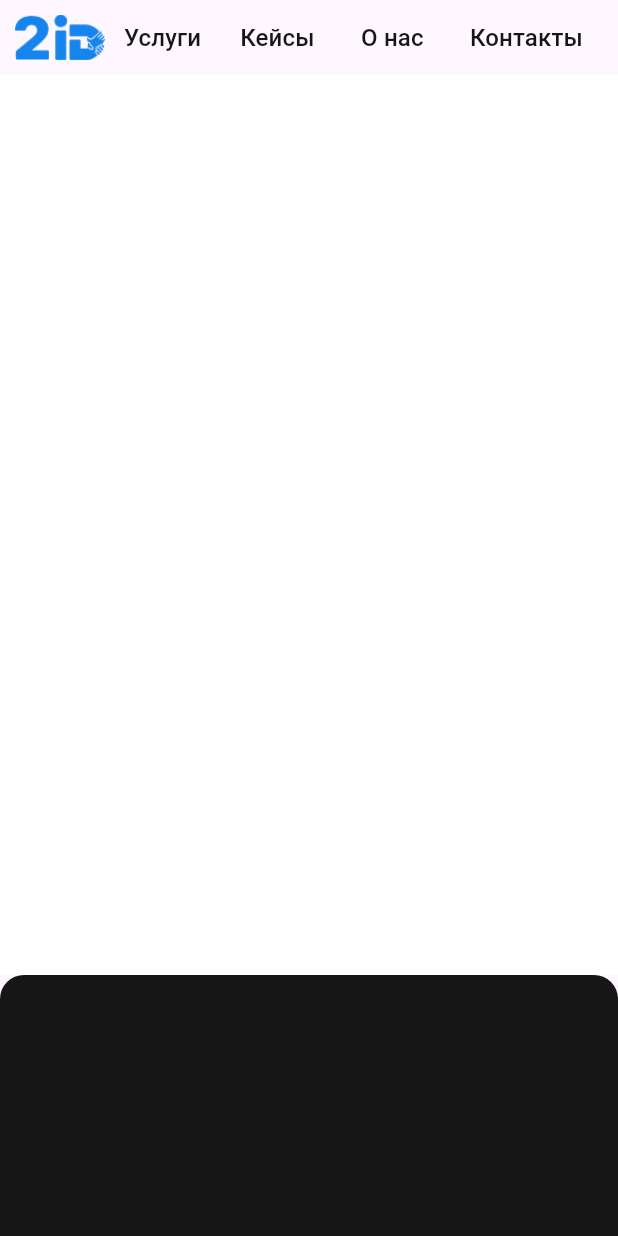
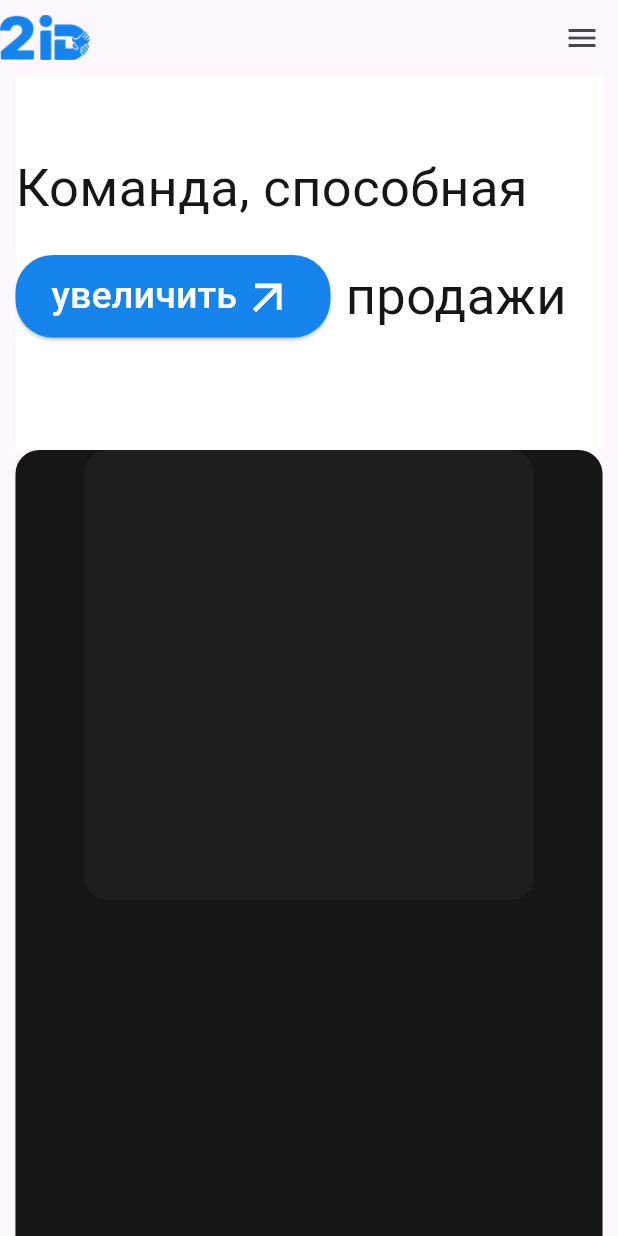
Before and after one commit to Kaynny32/2id, a Flutter app: the screen it shows after launch, on a phone screen of 412 x 824 dp. Run offline on Flutter 3.47's test engine with Material 3 defaults, Android fonts, the light colour scheme and no system bars.

Commit message:
add side menu

```diff
--- a/two_id/lib/pages/main_page.dart
+++ b/two_id/lib/pages/main_page.dart
@@ -1,5 +1,8 @@
 import 'package:flutter/material.dart';
-import 'package:two_id/widgets/text_button.dart';
+import 'package:two_id/widgets/card_tutor.dart';
+import 'package:two_id/widgets/custom_button.dart';
+import 'package:two_id/widgets/custom_side_menu.dart';
+
 
 class MainPage extends StatefulWidget {
   const MainPage({super.key});
@@ -9,9 +12,13 @@ class MainPage extends StatefulWidget {
 }
 
 class _MainPageState extends State<MainPage> {
+  final GlobalKey<ScaffoldState> _scaffoldKey = GlobalKey<ScaffoldState>();
+
   @override
   Widget build(BuildContext context) {
     return Scaffold(
+      key: _scaffoldKey,
+      endDrawer: CustomSideMenu(),
       body: SafeArea(
         child: Column(
           children: [
@@ -22,49 +29,17 @@ class _MainPageState extends State<MainPage> {
               child: Row(
                 mainAxisAlignment: MainAxisAlignment.spaceBetween,
                 children: [
-                  SizedBox(width: 10),
                   Image(
                     image: AssetImage('assets/sprites/Logo.png'),
                     width: 60,
                     height: 35,
                   ),
-                  Expanded(
-                    flex: 3,
-                    child: TextButtonCustom(
-                      nameButton: 'Услуги',
-                      onPressed: (){},
-                      colorText: Color.fromRGBO(22, 22, 22, 10),
-                      fontSize: 16,
-                    ),
+                  IconButton(
+                    onPressed: () {
+                      _scaffoldKey.currentState!.openEndDrawer();
+                    },
+                    icon: Icon(Icons.menu),
                   ),
-                  Expanded(
-                    flex: 3,
-                    child: TextButtonCustom(
-                      nameButton: 'Кейсы',
-                      onPressed: (){},
-                      colorText: Color.fromRGBO(22, 22, 22, 10),
-                      fontSize: 16,
-                    ),
-                  ),
-                  Expanded(
-                    flex: 3,
-                    child: TextButtonCustom(
-                      nameButton: 'О нас',
-                      onPressed: (){},
-                      colorText: Color.fromRGBO(22, 22, 22, 10),
-                      fontSize: 16,
-                    ),
-                  ),
-                  Expanded(
-                    flex: 4,
-                    child: TextButtonCustom(
-                      nameButton: 'Контакты',
-                      onPressed: (){},
-                      colorText: Color.fromRGBO(22, 22, 22, 10),
-                      fontSize: 16,
-                    ),
-                  ),
-                  SizedBox(width: 10),
                 ],
               ),
             ),
@@ -74,13 +49,77 @@ class _MainPageState extends State<MainPage> {
               child: SingleChildScrollView(
                 child: Column(
                   children: [
+
+                    // Пример контента
                     Container(
-                      width: double.infinity,
+                      width: MediaQuery.of(context).size.width * 0.95,
+                      height: 250,
+                      color: Colors.white,
+                      child: Column(
+                        children: [
+
+                          SizedBox(height: 50,),
+
+                          Row(
+                            children: [
+                              Text('Команда, способная',
+                              style: TextStyle(
+                                color: Color.fromRGBO(22, 22, 22, 1.0),
+                                fontSize: 35
+                                ),
+                              ),
+                            ],
+                          ),
+
+                          SizedBox(height: 20,),
+
+                          Row(
+                            children: [
+                              CustomButton(
+                                width: 210,
+                                height: 55,
+                                onPressed: (){},
+                                nameButton: 'увеличить',
+                                icon: Icons.arrow_outward_outlined,
+                                colorBtn: Color.fromRGBO(21, 132, 236, 1.0)
+                              ),
+                              SizedBox(width: 10,),
+                              Text('продажи',style: TextStyle(
+                                color: Color.fromRGBO(22, 22, 22, 1.0),
+                                fontSize: 35
+                                ),
+                              )
+                            ],
+                          )
+                        ],
+                      ),
+                    ),
+
+                    // Чередующиеся контейнеры
+                    Container(
+                      width: MediaQuery.of(context).size.width * 0.95,
+                      height: 600,
+                      decoration: BoxDecoration(
+                        color: Color.fromRGBO(22, 22, 22, 1.0),
+                        borderRadius: BorderRadius.circular(16),
+                      ),
+
+                      child: Column(
+                        children: [
+                          CardTutor(),
+                        ],
+                      ),
+
+                    ),
+
+
+                    Container(
+                      width: MediaQuery.of(context).size.width * 0.95,
                       height: 600,
                       color: Colors.white,
                     ),
                     Container(
-                      width: double.infinity,
+                      width: MediaQuery.of(context).size.width * 0.95,
                       height: 600,
                       decoration: BoxDecoration(
                         color: Color.fromRGBO(22, 22, 22, 1.0),
@@ -88,25 +127,12 @@ class _MainPageState extends State<MainPage> {
                       ),
                     ),
                     Container(
-                      width: double.infinity,
+                      width: MediaQuery.of(context).size.width * 0.95,
                       height: 600,
                       color: Colors.white,
                     ),
                     Container(
-                      width: double.infinity,
-                      height: 600,
-                      decoration: BoxDecoration(
-                        color: Color.fromRGBO(22, 22, 22, 1.0),
-                        borderRadius: BorderRadius.circular(16),
-                      ),
-                    ),
-                    Container(
-                      width: double.infinity,
-                      height: 600,
-                      color: Colors.white,
-                    ),
-                    Container(
-                      width: double.infinity,
+                      width: MediaQuery.of(context).size.width * 0.95,
                       height: 600,
                       decoration: BoxDecoration(
                         color: Color.fromRGBO(22, 22, 22, 1.0),
--- /dev/null
+++ b/two_id/lib/widgets/card_tutor.dart
@@ -0,0 +1,28 @@
+import 'package:flutter/material.dart';
+
+class CardTutor extends StatefulWidget {
+  const CardTutor({super.key});
+
+  @override
+  State<CardTutor> createState() => _CardTutorState();
+}
+
+class _CardTutorState extends State<CardTutor> {
+  @override
+  Widget build(BuildContext context) {
+    return Container(
+      width: 300,
+      height: 300,
+      decoration: BoxDecoration(
+        color: Color.fromRGBO(31, 31, 31, 0.90),
+        borderRadius: BorderRadius.circular(16),
+      ),
+      child: Column(
+        mainAxisAlignment: MainAxisAlignment.center,
+        children: [
+
+        ],
+      )
+    );
+  }
+}
--- /dev/null
+++ b/two_id/lib/widgets/custom_button.dart
@@ -0,0 +1,66 @@
+import 'package:flutter/material.dart';
+
+class CustomButton extends StatefulWidget {
+  final double width;
+  final double height;
+  final VoidCallback onPressed;
+  final String nameButton;
+  final IconData icon;
+  final Color colorBtn;
+
+  const CustomButton(
+    {
+      super.key,
+      required this.onPressed,
+      required this.nameButton,
+      required this.icon,
+      required this.colorBtn,
+      required this.width,
+      required this.height,
+    }
+  );
+
+  @override
+  State<CustomButton> createState() => _CustomButtonState();
+}
+
+class _CustomButtonState extends State<CustomButton> {
+  @override
+  Widget build(BuildContext context) {
+    return SizedBox(
+      width: widget.width,
+      height: widget.height,
+      child: Row(
+        children: [
+          Container(
+            width: widget.width,
+            height: widget.height,
+            child: ElevatedButton(
+              onPressed: () => widget.onPressed(),
+              style: ButtonStyle(
+                backgroundColor: MaterialStateProperty.all<Color>(widget.colorBtn),
+                shape: MaterialStateProperty.all<RoundedRectangleBorder>(
+                  RoundedRectangleBorder(
+                    borderRadius: BorderRadius.circular(25.0),
+                  )
+                )
+              ),
+              child: Row(
+                mainAxisAlignment: MainAxisAlignment.spaceBetween,
+                children: [
+                  Text(widget.nameButton,
+                  style: TextStyle(
+                      fontSize: 25,
+                      color: Colors.white
+                    ),
+                  ),
+                  Icon(widget.icon, size: 35, color: Colors.white),
+                ],
+              )
+            ),
+          ),
+        ],
+      ),
+    );
+  }
+}
--- /dev/null
+++ b/two_id/lib/widgets/custom_side_menu.dart
@@ -0,0 +1,77 @@
+import 'package:flutter/material.dart';
+import 'package:two_id/widgets/button_border.dart';
+import 'package:two_id/widgets/text_button.dart';
+
+class CustomSideMenu extends StatefulWidget {
+  const CustomSideMenu({super.key});
+
+  @override
+  State<CustomSideMenu> createState() => _CustomSideMenuState();
+}
+
+class _CustomSideMenuState extends State<CustomSideMenu> {
+  @override
+  Widget build(BuildContext context) {
+    return Drawer(
+      width: MediaQuery.of(context).size.width * 0.45,
+      child: Container(
+        color: Colors.white,
+        child: Column(
+          children: [
+            Expanded(
+              child: Padding(
+                padding: EdgeInsets.all(16),
+                child: Column(
+                  children: [
+                    SizedBox(height: 20),
+
+                    TextButtonCustom(
+                      onPressed: () {
+                        Navigator.pushNamed(context, '/');
+                      },
+                      nameButton: 'Услгуи',
+                      colorText: Colors.black,
+                      fontSize: 16,
+                    ),
+                    TextButtonCustom(
+                      onPressed: () {
+                        Navigator.pushNamed(context, '/');
+                      },
+                      nameButton: 'Кейсы',
+                      colorText: Colors.black,
+                      fontSize: 16,
+                    ),
+                    TextButtonCustom(
+                      onPressed: () {
+                        Navigator.pushNamed(context, '/');
+                      },
+                      nameButton: 'О нас',
+                      colorText: Colors.black,
+                      fontSize: 16,
+                    ),
+                    TextButtonCustom(
+                      onPressed: () {
+                        Navigator.pushNamed(context, '/');
+                      },
+                      nameButton: 'Контакты',
+                      colorText: Colors.black,
+                      fontSize: 16,
+                    ),
+
+                    ButtonBorder(
+                      onPressed: () {
+                        Navigator.pushNamed(context, '/profile');
+                      },
+                      icon: Icons.arrow_outward_sharp,
+                      nameButton: 'Обсудить проект',
+                    ),
+                  ],
+                ),
+              ),
+            ),
+          ],
+        ),
+      ),
+    );
+  }
+}
```
